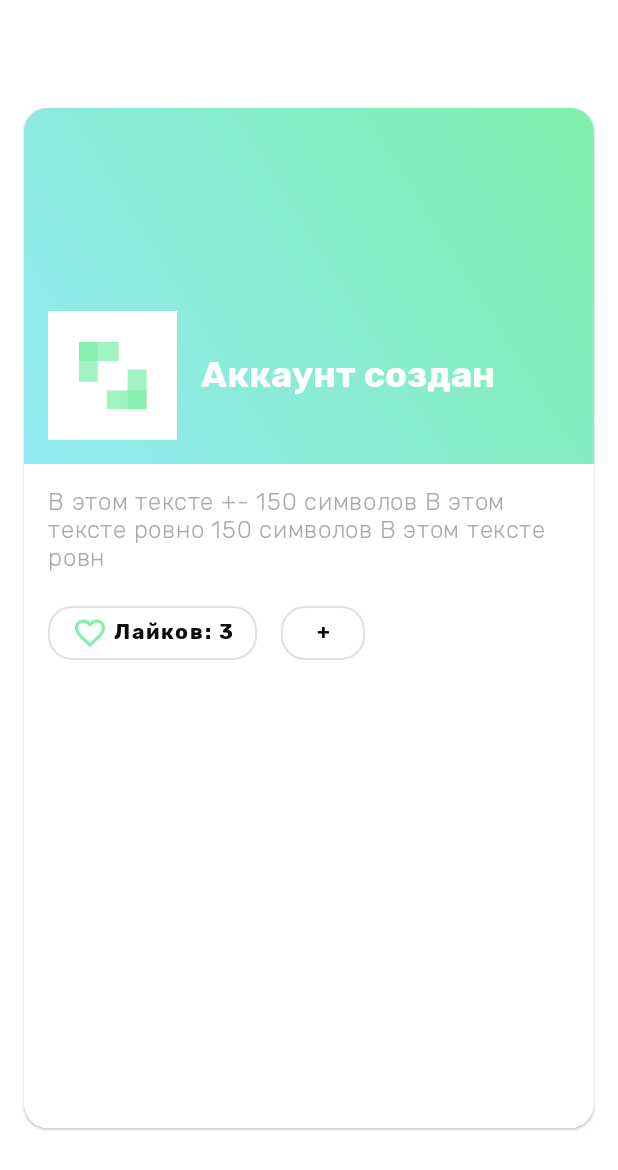
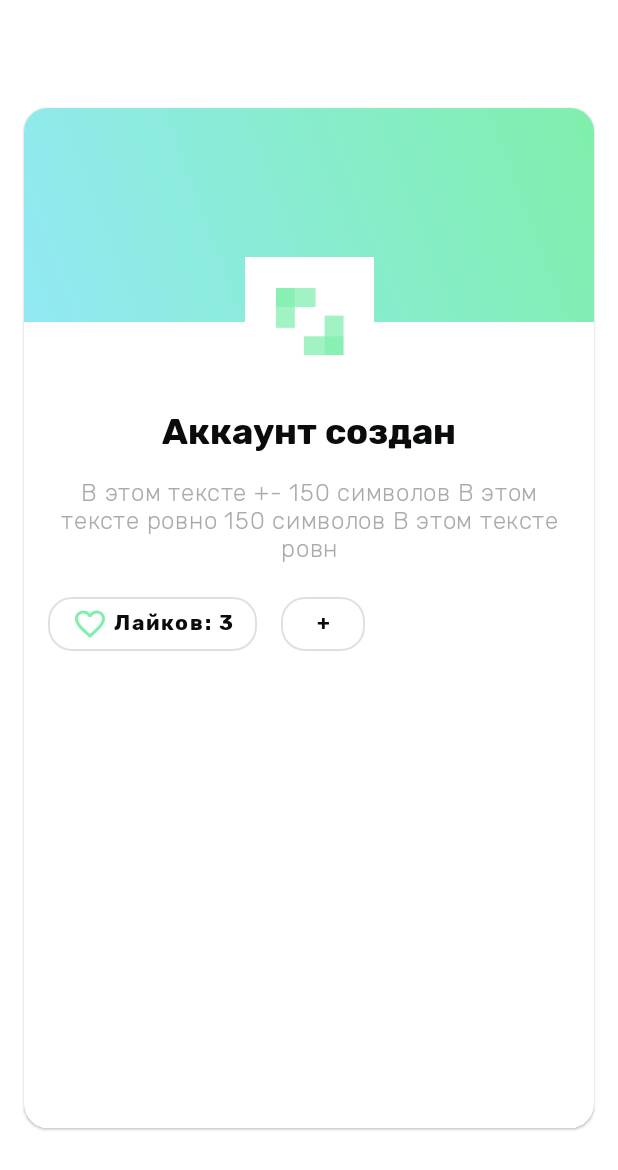
Before and after one commit to nexy791/mayti, an Android app: the layout fragment_profile.xml on its own in the app's theme, with its tools: preview values and no code run, on a phone screen of 412 x 824 dp. Shown: the top 1170 px of the screen. Run offline under Robolectric (Android 15) with nearby library versions, the phone set to English and light mode, and no system bars.

Commit message:
Profile redesign

```diff
--- a/app/src/main/res/layout/fragment_profile.xml
+++ b/app/src/main/res/layout/fragment_profile.xml
@@ -23,39 +23,11 @@
             android:layout_height="0dp"
             android:background="@drawable/gradient"
             android:padding="16dp"
-            app:layout_constraintDimensionRatio="16:10"
+            app:layout_constraintDimensionRatio="16:6"
             app:layout_constraintLeft_toLeftOf="parent"
             app:layout_constraintRight_toRightOf="parent"
             app:layout_constraintTop_toTopOf="parent">
 
-            <ImageView
-                android:id="@+id/imageViewAvatar"
-                android:layout_width="86dp"
-                android:layout_height="86dp"
-                android:layout_above="@+id/textViewName"
-                android:layout_alignParentStart="true"
-                android:layout_alignParentLeft="true"
-                android:src="@drawable/ic_launcher_playstore"
-                app:layout_constraintBottom_toBottomOf="parent"
-                app:layout_constraintStart_toStartOf="parent" />
-
-            <TextView
-                android:id="@+id/textViewName"
-                android:layout_width="0dp"
-                android:layout_height="0dp"
-                android:layout_alignParentStart="true"
-                android:layout_alignParentLeft="true"
-                android:layout_marginStart="16dp"
-                android:layout_marginLeft="16dp"
-                android:fontFamily="@font/rubik_bold"
-                android:gravity="start|center"
-                android:text="Аккаунт создан"
-                android:textAppearance="@style/TextAppearance.MaterialComponents.Headline5"
-                android:textColor="@color/white"
-                app:layout_constraintBottom_toBottomOf="@+id/imageViewAvatar"
-                app:layout_constraintEnd_toEndOf="parent"
-                app:layout_constraintStart_toEndOf="@+id/imageViewAvatar"
-                app:layout_constraintTop_toTopOf="@+id/imageViewAvatar" />
         </androidx.constraintlayout.widget.ConstraintLayout>
 
         <androidx.constraintlayout.widget.ConstraintLayout
@@ -66,7 +38,7 @@
             app:layout_constraintBottom_toBottomOf="parent"
             app:layout_constraintEnd_toEndOf="parent"
             app:layout_constraintStart_toStartOf="parent"
-            app:layout_constraintTop_toBottomOf="@+id/layoutHeader">
+            app:layout_constraintTop_toBottomOf="@+id/textViewName">
 
             <TextView
                 android:id="@+id/textViewDesc"
@@ -75,7 +47,7 @@
                 android:layout_alignParentStart="true"
                 android:layout_alignParentLeft="true"
                 android:fontFamily="@font/rubik_light"
-                android:gravity="start|center"
+                android:gravity="center"
                 android:text="В этом тексте +- 150 символов В этом тексте ровно 150 символов В этом тексте ровн"
                 android:textAppearance="@style/TextAppearance.MaterialComponents.Body1"
                 android:textColor="@color/darkGray"
@@ -131,6 +103,34 @@
             </com.google.android.material.chip.ChipGroup>
         </androidx.constraintlayout.widget.ConstraintLayout>
 
+
+        <ImageView
+            android:id="@+id/imageViewAvatar"
+            android:layout_width="86dp"
+            android:layout_height="86dp"
+            android:layout_above="@+id/textViewName"
+            android:layout_alignParentStart="true"
+            android:layout_alignParentLeft="true"
+            android:src="@drawable/ic_launcher_playstore"
+            app:layout_constraintBottom_toBottomOf="@+id/layoutHeader"
+            app:layout_constraintEnd_toEndOf="parent"
+            app:layout_constraintStart_toStartOf="@+id/layoutContent"
+            app:layout_constraintTop_toBottomOf="@+id/layoutHeader" />
+
+        <TextView
+            android:id="@+id/textViewName"
+            android:layout_width="wrap_content"
+            android:layout_height="wrap_content"
+            android:fontFamily="@font/rubik_bold"
+            android:gravity="center"
+            android:text="Аккаунт создан"
+            android:layout_marginTop="16dp"
+            android:textAppearance="@style/TextAppearance.MaterialComponents.Headline5"
+            android:textColor="@color/black"
+            app:layout_constraintEnd_toEndOf="parent"
+            app:layout_constraintStart_toStartOf="parent"
+            app:layout_constraintTop_toBottomOf="@+id/imageViewAvatar" />
+
     </androidx.constraintlayout.widget.ConstraintLayout>
 
 
```
